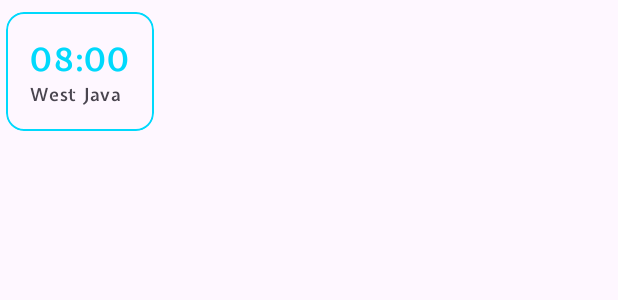
After one commit to JosephSanjaya/julo-test-cases, an Android app: the layout layout_row_dashboard_favorite.xml on its own in the app's theme, with its tools: preview values and no code run, on a phone screen of 412 x 824 dp. The commit adds this screen. Shown: the top 300 px of the screen. Run offline under Robolectric (Android 15) with nearby library versions, the phone set to English and light mode, and no system bars.

Commit message:
[joseph] feat: implement db

```diff
--- a/core/common/build.gradle
+++ b/core/common/build.gradle
@@ -17,7 +17,7 @@ dependencies {
     api core.bundles.coroutines
     api core.bundles.splitties
     api core.app.startup
-    api core.pref.datastore
+    api core.room.runtime
     api core.blankj.codex
 
     /**
--- a/core/common/src/main/java/julotestcase/sanjaya/common/di/CommonModules.kt
+++ b/core/common/src/main/java/julotestcase/sanjaya/common/di/CommonModules.kt
@@ -3,7 +3,6 @@ package julotestcase.sanjaya.common.di
 import android.content.Context
 import android.content.Context.MODE_PRIVATE
 import android.content.SharedPreferences
-import androidx.datastore.core.DataStore
 import com.blankj.utilcode.util.AppUtils
 import com.google.firebase.ktx.Firebase
 import com.google.firebase.remoteconfig.FirebaseRemoteConfig
--- a/core/ui/src/main/res/values/strings.xml
+++ b/core/ui/src/main/res/values/strings.xml
@@ -6,4 +6,5 @@
     <string name="label_today">Today</string>
     <string name="label_search">Search...</string>
     <string name="label_change">Change</string>
+    <string name="label_favorites">Favorites</string>
 </resources>
--- a/features/location/build.gradle
+++ b/features/location/build.gradle
@@ -1,6 +1,11 @@
+plugins {
+    id("com.google.devtools.ksp")
+}
+
 dependencies {
     implementation core.hilt.core
     kapt core.hilt.compiler
+    ksp core.room.compiler
     implementation project(':core:common')
     implementation project(':core:ui')
     implementation project(':core:network')
--- /dev/null
+++ b/features/location/src/main/java/julotestcase/sanjaya/weather/location/presentation/DashboardFavoriteFragment.kt
@@ -0,0 +1,4 @@
+package julotestcase.sanjaya.weather.location.presentation
+
+class DashboardFavoriteFragment {
+}
--- /dev/null
+++ b/features/location/src/main/res/layout/layout_row_dashboard_favorite.xml
@@ -0,0 +1,43 @@
+<?xml version="1.0" encoding="utf-8"?>
+<layout>
+
+    <com.google.android.material.card.MaterialCardView xmlns:android="http://schemas.android.com/apk/res/android"
+        xmlns:app="http://schemas.android.com/apk/res-auto"
+        xmlns:tools="http://schemas.android.com/tools"
+        android:layout_width="wrap_content"
+        android:layout_height="wrap_content"
+        android:layout_marginHorizontal="@dimen/dimen_4dp"
+        android:layout_marginVertical="@dimen/dimen_8dp"
+        app:cardElevation="@dimen/dimen_0dp"
+        app:strokeColor="?attr/colorPrimary"
+        app:strokeWidth="@dimen/dimen_1dp">
+
+        <androidx.constraintlayout.widget.ConstraintLayout
+            android:layout_width="wrap_content"
+            android:layout_height="wrap_content"
+            android:padding="@dimen/dimen_16dp">
+
+            <com.google.android.material.textview.MaterialTextView
+                android:id="@+id/tvCityName"
+                android:layout_width="wrap_content"
+                android:layout_height="wrap_content"
+                android:textAppearance="?attr/textAppearanceTitleLarge"
+                android:textColor="?attr/colorPrimary"
+                app:layout_constraintStart_toStartOf="parent"
+                app:layout_constraintTop_toTopOf="parent"
+                tools:text="08:00" />
+
+            <com.google.android.material.textview.MaterialTextView
+                android:id="@+id/tvState"
+                android:layout_width="wrap_content"
+                android:layout_height="wrap_content"
+                android:textAppearance="?attr/textAppearanceLabelMedium"
+                app:layout_constraintStart_toStartOf="@+id/tvCityName"
+                app:layout_constraintTop_toBottomOf="@+id/tvCityName"
+                tools:text="West Java" />
+
+        </androidx.constraintlayout.widget.ConstraintLayout>
+
+    </com.google.android.material.card.MaterialCardView>
+
+</layout>
--- a/features/location/src/main/res/values/strings.xml
+++ b/features/location/src/main/res/values/strings.xml
@@ -5,4 +5,5 @@
     <string name="label_choose_location">Choose Location</string>
     <string name="label_forecast">Forecast</string>
     <string name="label_set_as_main">Set As Main</string>
+    <string name="label_search_city">Search City</string>
 </resources>
--- a/gradle/core.versions.toml
+++ b/gradle/core.versions.toml
@@ -28,10 +28,10 @@ profile-installer           = "1.2.2"
 core-ktx                    = "1.9.0"
 app-startup                 = "1.1.1"
 gson                        = "2.10.1"
-pref-datastore              = "1.0.0"
 splitties                   = "3.0.0"
 blankj-codex                = "1.31.0"
 lich                        = "1.7.0"
+room                        = "2.5.0"
 
 [libraries]
 desugar                     = { module = "com.android.tools:desugar_jdk_libs", version.ref = "desugar" }
@@ -74,7 +74,6 @@ android-core                = { module = "androidx.core:core-ktx", version.ref =
 profile-installer           = { module = "androidx.profileinstaller:profileinstaller", version.ref = "profile-installer" }
 gson                        = { module = "com.google.code.gson:gson", version.ref = "gson" }
 kotlin-test                 = { module = "org.jetbrains.kotlin:kotlin-test-junit5", version.ref = "kotlin" }
-pref-datastore              = { module = "androidx.datastore:datastore-preferences", version.ref = "pref-datastore" }
 blankj-codex                = { module = "com.blankj:utilcodex", version.ref = "blankj-codex" }
 splitties-room              = { module = "com.louiscad.splitties:splitties-arch-room", version.ref = "splitties" }
 splitties-systemservices    = { module = "com.louiscad.splitties:splitties-systemservices", version.ref = "splitties" }
@@ -87,6 +86,8 @@ splitties-lifecycle-coroutines = { module = "com.louiscad.splitties:splitties-li
 splitties-mainthread        = { module = "com.louiscad.splitties:splitties-mainthread", version.ref = "splitties" }
 splitties-mainhandler       = { module = "com.louiscad.splitties:splitties-mainhandler", version.ref = "splitties" }
 splitties-checkedlazy       = { module = "com.louiscad.splitties:splitties-checkedlazy", version.ref = "splitties" }
+room-runtime                = { module = "androidx.room:room-runtime", version.ref = "room" }
+room-compiler               = { module = "androidx.room:room-compiler", version.ref = "room" }
 
 [bundles]
 kotlin                      = ["kotlin-stdlib", "kotlin-stdlib-jdk8", "kotlin-reflect"]
```
Also changed, not shown: features/location/src/main/java/julotestcase/sanjaya/weather/location/data/local/FavoriteDao.kt (added, +20 -0 lines), features/location/src/main/java/julotestcase/sanjaya/weather/location/data/local/LocationDatabase.kt (added, +14 -0 lines), features/location/src/main/java/julotestcase/sanjaya/weather/location/data/models/LocationData.kt (+31 -6 lines), features/location/src/main/java/julotestcase/sanjaya/weather/location/di/LocationBinder.kt (+7 -0 lines), features/location/src/main/java/julotestcase/sanjaya/weather/location/di/LocationModules.kt (+21 -1 lines), features/location/src/main/java/julotestcase/sanjaya/weather/location/domain/location/LocationInteractor.kt (added, +30 -0 lines), features/location/src/main/java/julotestcase/sanjaya/weather/location/domain/location/LocationUseCase.kt (added, +9 -0 lines), features/location/src/main/java/julotestcase/sanjaya/weather/location/presentation/LocationSearchFragment.kt (+16 -2 lines), features/location/src/main/java/julotestcase/sanjaya/weather/location/presentation/LocationSearchViewModel.kt (+14 -4 lines), features/location/src/main/java/julotestcase/sanjaya/weather/location/presentation/adapter/LocationSearchAdapter.kt (+8 -2 lines), features/location/src/main/res/layout/fragment_dashboard_favorite.xml (added, +29 -0 lines), features/location/src/main/res/layout/layout_dashboard_favorite.xml (added, +36 -0 lines).
